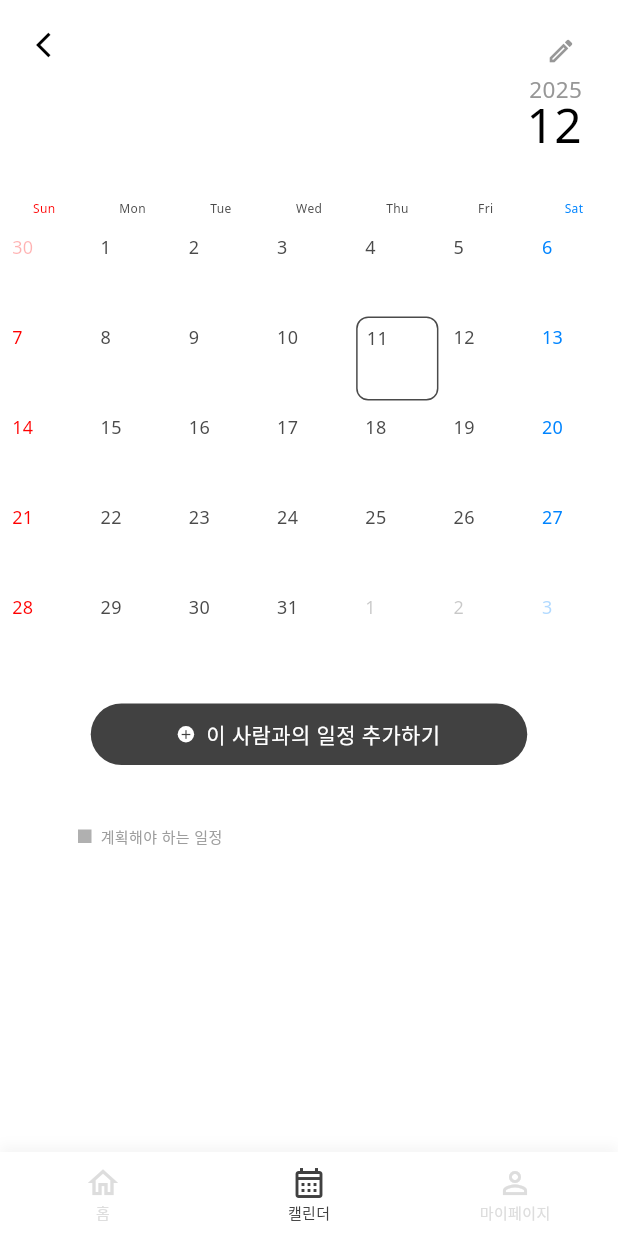
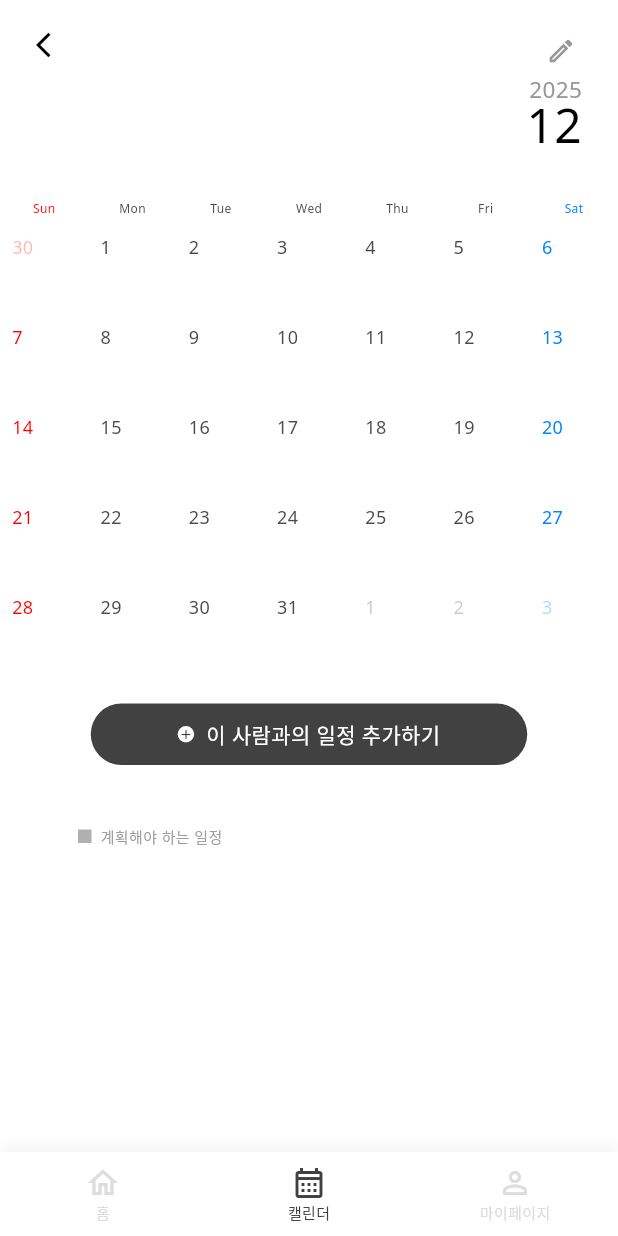
Before and after one commit to uiiuodo/testedn5, a Flutter app: the PersonCalendarScreen screen opened directly, on a phone screen of 412 x 824 dp. Run offline on Flutter 3.47's test engine with Material 3 defaults, Android fonts, the light colour scheme and no system bars; drawn by our look-alikes of table_calendar; our stand-ins replace firebase_core, get, hive, hive_flutter, shared_preferences; missing offline and left inert: lunar; accounts and stored records are empty; Roboto replaces fonts that are missing (Noto Sans).

Commit message:
캘린더 수정_박스 테두리 제거

```diff
--- a/lib/ui/page/calendar/person_calendar/person_calendar_screen.dart
+++ b/lib/ui/page/calendar/person_calendar/person_calendar_screen.dart
@@ -173,6 +173,15 @@ class PersonCalendarScreen extends GetView<PersonCalendarController> {
                               fontWeight: FontWeight.w300,
                             ),
                           ),
+                          calendarStyle: const CalendarStyle(
+                            selectedDecoration: BoxDecoration(
+                              color: Colors.transparent,
+                            ),
+                            selectedTextStyle: TextStyle(
+                              color: Colors.black,
+                              fontSize: 14,
+                            ),
+                          ),
                           calendarBuilders: CalendarBuilders(
                             dowBuilder: (context, day) {
                               if (day.weekday == DateTime.sunday) {
@@ -193,7 +202,7 @@ class PersonCalendarScreen extends GetView<PersonCalendarController> {
                             defaultBuilder: (context, day, focusedDay) =>
                                 _buildDayCell(controller, day, false),
                             selectedBuilder: (context, day, focusedDay) =>
-                                _buildDayCell(controller, day, true),
+                                _buildDayCell(controller, day, false),
                             todayBuilder: (context, day, focusedDay) =>
                                 _buildDayCell(
                                   controller,
```
Also changed, not shown: lib/ui/page/calendar/group_calendar_screen.dart (+14 -1 lines).
